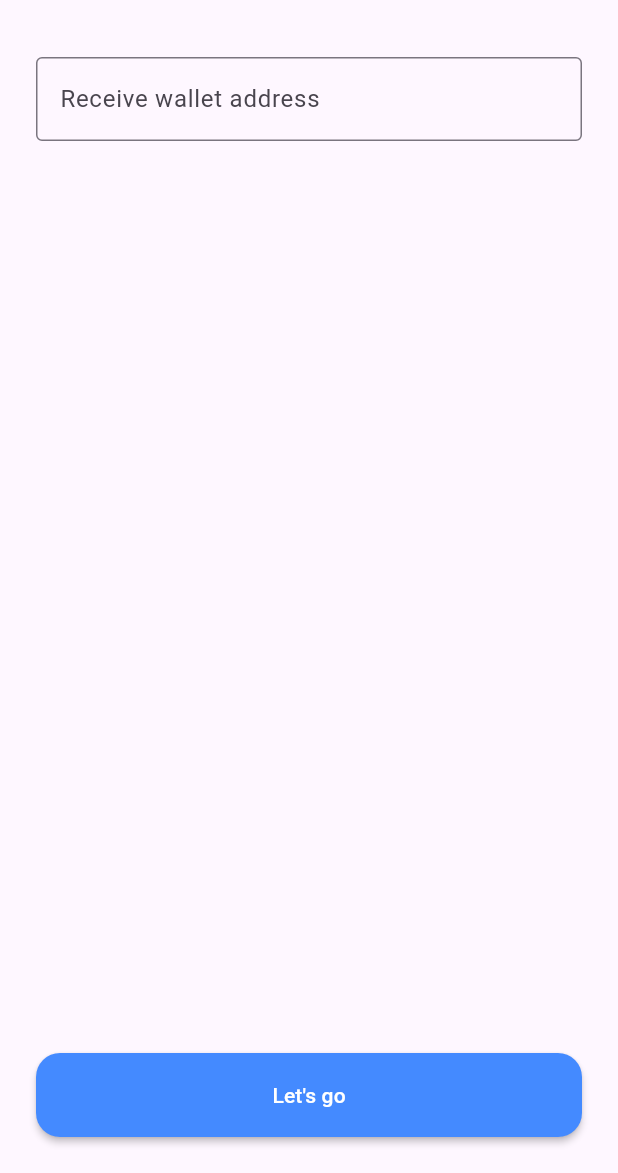
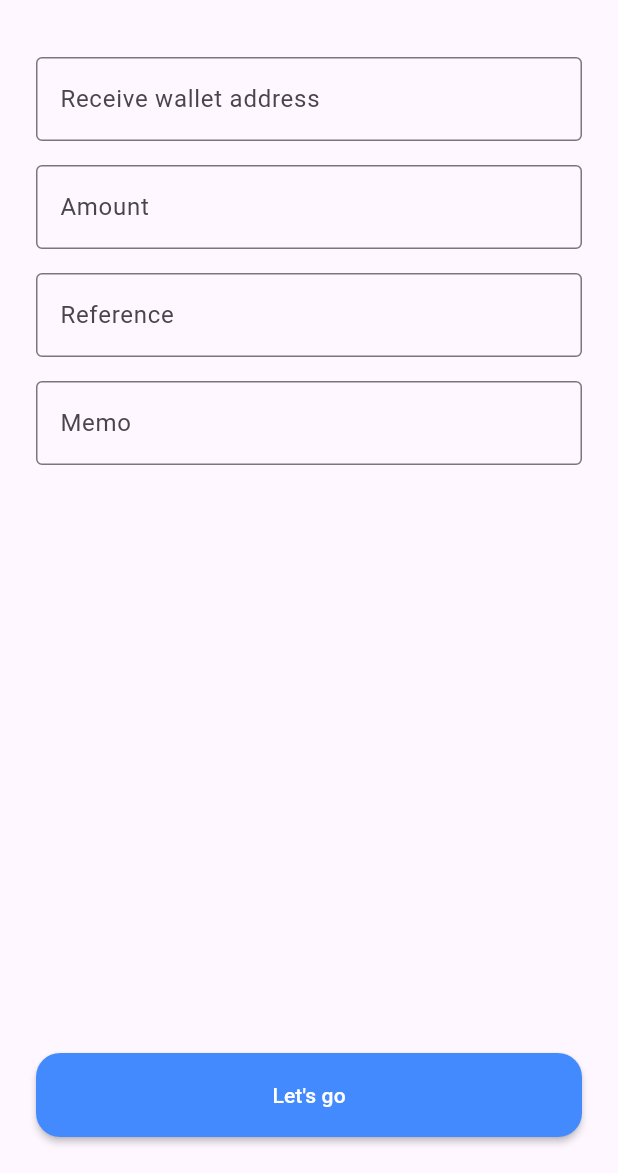
Before and after one commit to kackogut/solana_pay_generator, a Flutter app: the screen it shows after launch, on a phone screen of 412 x 824 dp, the part 63-1236 px from its top. Run offline on Flutter 3.47's test engine with Material 2 defaults, Android fonts, the light colour scheme and no system bars; our stand-ins replace equatable, flutter_bloc, pretty_qr_code; missing offline and left inert: solana_pay.

Commit message:
Add additional parameters to Solana URL

```diff
--- /dev/null
+++ b/lib/data/solana_pay_request.dart
@@ -0,0 +1,11 @@
+class SolanaPayRequest {
+  SolanaPayRequest({required this.address});
+
+  String address;
+  String? label;
+  String? splToken;
+  String? message;
+  String? amount;
+  String? reference;
+  String? memo;
+}
--- /dev/null
+++ b/lib/design/input/base_input.dart
@@ -0,0 +1,25 @@
+import 'package:flutter/material.dart';
+
+class BaseInput extends StatelessWidget {
+  final String _labelText;
+  final ValueChanged<String>? _onChanged;
+  final TextInputType? _keyboardType;
+
+  const BaseInput(
+      {super.key, required labelText, required onChanged, keyboardType})
+      : _labelText = labelText,
+        _onChanged = onChanged,
+        _keyboardType = keyboardType;
+
+  @override
+  Widget build(BuildContext context) {
+    return TextField(
+      decoration: InputDecoration(
+        border: const OutlineInputBorder(),
+        labelText: _labelText,
+      ),
+      onChanged: _onChanged,
+      keyboardType: _keyboardType,
+    );
+  }
+}
--- a/lib/domain/generate_transfer_request_qr_use_case.dart
+++ b/lib/domain/generate_transfer_request_qr_use_case.dart
@@ -1,3 +1,5 @@
+import 'package:sol_pay_gen/data/solana_pay_request.dart';
+
 import '../data/transfer/transfer_request_repository.dart';
 
 class GenerateTransferRequestQrUseCase {
@@ -5,7 +7,7 @@ class GenerateTransferRequestQrUseCase {
 
   final TransferRequestRepository _transferRequestRepository;
 
-  String execute(String address) {
-    return _transferRequestRepository.getLink(address);
+  String execute(SolanaPayRequest solanaPayRequest) {
+    return _transferRequestRepository.getLink(solanaPayRequest);
   }
 }
--- a/lib/feature/input/bloc/parameters_input_cubit.dart
+++ b/lib/feature/input/bloc/parameters_input_cubit.dart
@@ -2,10 +2,25 @@ import 'package:flutter_bloc/flutter_bloc.dart';
 import 'package:sol_pay_gen/feature/input/bloc/parameters_input_state.dart';
 
 class ParametersInputCubit extends Cubit<ParametersInputState> {
-
-  ParametersInputCubit() : super(const ParametersInputState(address: ""));
+  ParametersInputCubit()
+      : super(
+          const ParametersInputState(
+            address: "",
+            amount: null,
+            reference: null,
+            memo: null,
+          ),
+        );
 
   void onAddressChange(String address) {
     emit(state.copyWith(address: address));
   }
+
+  void onAmountChange(String amount) {
+    emit(state.copyWith(amount: amount));
+  }
+
+  void onReferenceChange(String reference) {
+    emit(state.copyWith(reference: reference));
+  }
 }
--- a/lib/feature/input/bloc/parameters_input_state.dart
+++ b/lib/feature/input/bloc/parameters_input_state.dart
@@ -2,12 +2,30 @@ import 'package:equatable/equatable.dart';
 
 class ParametersInputState extends Equatable {
   final String address;
+  final String? amount;
+  final String? reference;
+  final String? memo;
 
-  const ParametersInputState({required this.address});
+  const ParametersInputState({
+    required this.address,
+    required this.amount,
+    required this.reference,
+    required this.memo,
+  });
 
   @override
-  List<Object?> get props => [address];
+  List<Object?> get props => [address, amount];
 
-  ParametersInputState copyWith({String? address}) =>
-      ParametersInputState(address: address ?? this.address);
+  ParametersInputState copyWith({
+    String? address,
+    String? amount,
+    String? reference,
+    String? memo,
+  }) =>
+      ParametersInputState(
+        address: address ?? this.address,
+        amount: amount ?? this.amount,
+        reference: reference ?? this.reference,
+        memo: memo ?? this.memo,
+      );
 }
--- a/lib/feature/input/parameters_input_screen.dart
+++ b/lib/feature/input/parameters_input_screen.dart
@@ -4,6 +4,7 @@ import 'package:sol_pay_gen/feature/input/bloc/parameters_input_cubit.dart';
 import 'package:sol_pay_gen/feature/qr/bloc/qr_generator_cubit.dart';
 import 'package:sol_pay_gen/feature/qr/bloc/qr_generator_state.dart';
 
+import '../../design/input/base_input.dart';
 import '../qr/qr_code_dialog.dart';
 import 'bloc/parameters_input_state.dart';
 
@@ -18,8 +19,10 @@ class ParametersInputScreen extends StatelessWidget {
         body: BlocListener<QrGeneratorCubit, QrGeneratorState>(
           listener: (context, state) {
             switch (state) {
-              case Empty():{}
-              case QrCode():qrCodeDialogBuilder(context, state.data);
+              case Empty():
+                {}
+              case QrCode():
+                qrCodeDialogBuilder(context, state.data);
             }
           },
           child: BlocBuilder<ParametersInputCubit, ParametersInputState>(
@@ -40,22 +43,49 @@ class InputBody extends StatelessWidget {
       mainAxisSize: MainAxisSize.max,
       crossAxisAlignment: CrossAxisAlignment.stretch,
       children: [
-        ListView(
-          shrinkWrap: true,
-          children: [
-            Padding(
-              padding: const EdgeInsets.all(24.0),
-              child: TextField(
-                decoration: const InputDecoration(
-                  border: OutlineInputBorder(),
-                  labelText: 'Receive wallet address',
-                ),
+        Padding(
+          padding: const EdgeInsets.all(24.0),
+          child: ListView(
+            shrinkWrap: true,
+            children: [
+              BaseInput(
+                labelText: 'Receive wallet address',
                 onChanged: (address) => context
                     .read<ParametersInputCubit>()
                     .onAddressChange(address),
               ),
-            )
-          ],
+
+              const Padding(padding: EdgeInsets.only(top: 16.0)),
+
+              BaseInput(
+                labelText: 'Amount',
+                keyboardType: TextInputType.number,
+                onChanged: (address) => context
+                    .read<ParametersInputCubit>()
+                    .onAmountChange(address),
+              ),
+
+              const Padding(padding: EdgeInsets.only(top: 16.0)),
+
+              BaseInput(
+                labelText: 'Reference',
+                keyboardType: TextInputType.number,
+                onChanged: (address) => context
+                    .read<ParametersInputCubit>()
+                    .onReferenceChange(address),
+              ),
+
+              const Padding(padding: EdgeInsets.only(top: 16.0)),
+
+              BaseInput(
+                labelText: 'Memo',
+                keyboardType: TextInputType.number,
+                onChanged: (address) => context
+                    .read<ParametersInputCubit>()
+                    .onReferenceChange(address),
+              ),
+            ],
+          ),
         ),
         const Spacer(),
         Padding(
--- a/lib/feature/qr/bloc/qr_generator_cubit.dart
+++ b/lib/feature/qr/bloc/qr_generator_cubit.dart
@@ -1,4 +1,5 @@
 import 'package:flutter_bloc/flutter_bloc.dart';
+import 'package:sol_pay_gen/data/solana_pay_request.dart';
 import 'package:sol_pay_gen/domain/generate_transfer_request_qr_use_case.dart';
 import 'package:sol_pay_gen/feature/input/bloc/parameters_input_state.dart';
 import 'package:sol_pay_gen/feature/qr/bloc/qr_generator_state.dart';
@@ -18,7 +19,9 @@ class QrGeneratorCubit extends Cubit<QrGeneratorState> {
 
   void onGenerate() async {
     ParametersInputState inputState = _parametersInputCubit.state;
-    String qrCode = _generateTransferRequestQrUseCase.execute(inputState.address);
+    SolanaPayRequest request = SolanaPayRequest(address: inputState.address);
+
+    String qrCode = _generateTransferRequestQrUseCase.execute(request);
 
     emit(QrCode(qrCode));
   }
--- a/lib/feature/qr/qr_code_dialog.dart
+++ b/lib/feature/qr/qr_code_dialog.dart
@@ -24,7 +24,6 @@ class _QrCode extends StatelessWidget {
       padding: const EdgeInsets.all(24),
       child: PrettyQr(
         // image: AssetImage('images/twitter.png'),
-        typeNumber: 3,
         size: 200,
         data: _data,
         errorCorrectLevel: QrErrorCorrectLevel.M,
--- /dev/null
+++ b/lib/util/constants.dart
@@ -0,0 +1 @@
+const SOLANA_PROTOCOL = 'solana';
```
Also changed, not shown: lib/data/transfer/transfer_request_repository.dart (+44 -3 lines), pubspec.yaml (+0 -62 lines), lib/design/sizes.dart (added).
